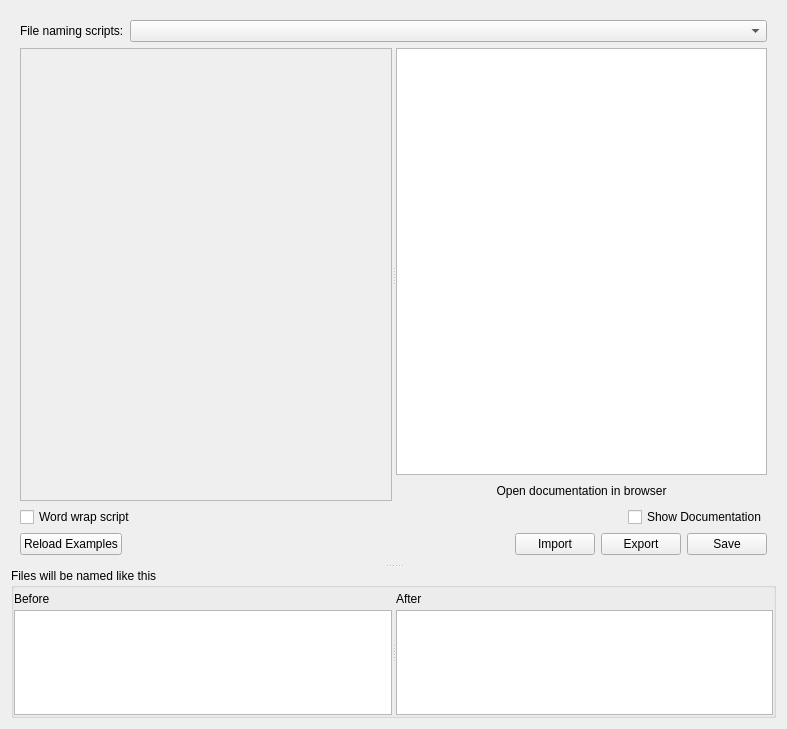
The window that ui/scripteditor.ui (metabrainz/picard) describes before a commit, drawn with Qt 5.
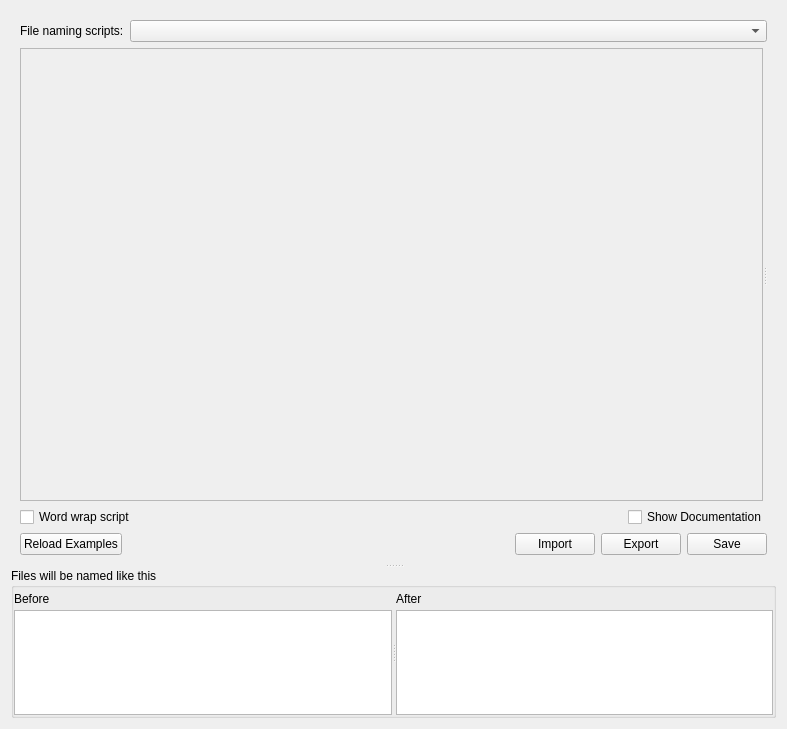
The same window after the commit. Custom widgets are drawn as their Qt base class.

Commit message:
Changes requested by outsidecontext
- remove SingletonDialog from ScriptEditorPage class
- remove unused self.parent and self.PARENT variables
- remove setWindowFlags and add setWindowModality
- create custom ScriptingDocumentationWidget

Diff of the .ui file:
```diff
--- a/ui/scripteditor.ui
+++ b/ui/scripteditor.ui
@@ -231,54 +231,6 @@
               <property name="bottomMargin">
                <number>0</number>
               </property>
-              <item>
-               <widget class="QTextBrowser" name="textBrowser">
-                <property name="enabled">
-                 <bool>true</bool>
-                </property>
-                <property name="minimumSize">
-                 <size>
-                  <width>0</width>
-                  <height>0</height>
-                 </size>
-                </property>
-               </widget>
-              </item>
-              <item>
-               <layout class="QHBoxLayout" name="horizontalLayout_3">
-                <property name="topMargin">
-                 <number>0</number>
-                </property>
-                <item>
-                 <widget class="QLabel" name="scripting_doc_link">
-                  <property name="sizePolicy">
-                   <sizepolicy hsizetype="Expanding" vsizetype="Preferred">
-                    <horstretch>0</horstretch>
-                    <verstretch>0</verstretch>
-                   </sizepolicy>
-                  </property>
-                  <property name="minimumSize">
-                   <size>
-                    <width>0</width>
-                    <height>20</height>
-                   </size>
-                  </property>
-                  <property name="text">
-                   <string>Open documentation in browser</string>
-                  </property>
-                  <property name="alignment">
-                   <set>Qt::AlignCenter</set>
-                  </property>
-                  <property name="wordWrap">
-                   <bool>true</bool>
-                  </property>
-                  <property name="openExternalLinks">
-                   <bool>true</bool>
-                  </property>
-                 </widget>
-                </item>
-               </layout>
-              </item>
              </layout>
             </widget>
            </widget>
```
The commit also changes 2 other files.
